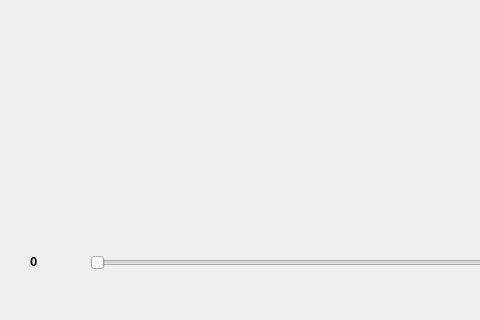
Qt form mainwindow.ui (StevenScu/music-player) before a commit; both pictures show x 0 to 480 and y 296 to 616 of the 883 by 616 pixel window.
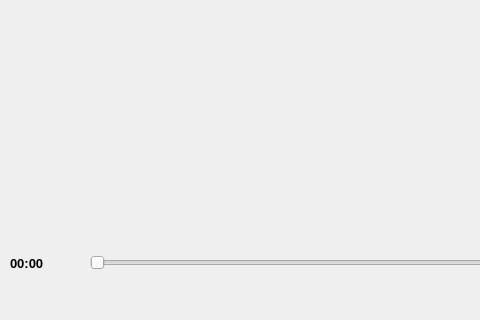
The same form after that commit.

```diff
--- a/mainwindow.ui
+++ b/mainwindow.ui
@@ -98,10 +98,10 @@
    <widget class="QLabel" name="positionLabel">
     <property name="geometry">
      <rect>
-      <x>30</x>
+      <x>10</x>
       <y>530</y>
-      <width>51</width>
-      <height>16</height>
+      <width>71</width>
+      <height>20</height>
      </rect>
     </property>
     <property name="font">
@@ -112,7 +112,7 @@
      </font>
     </property>
     <property name="text">
-     <string>0</string>
+     <string>00:00</string>
     </property>
    </widget>
    <widget class="QPushButton" name="pauseButton">
```
Left out of the diff: 2 changed lines with no effect on the pictures.
